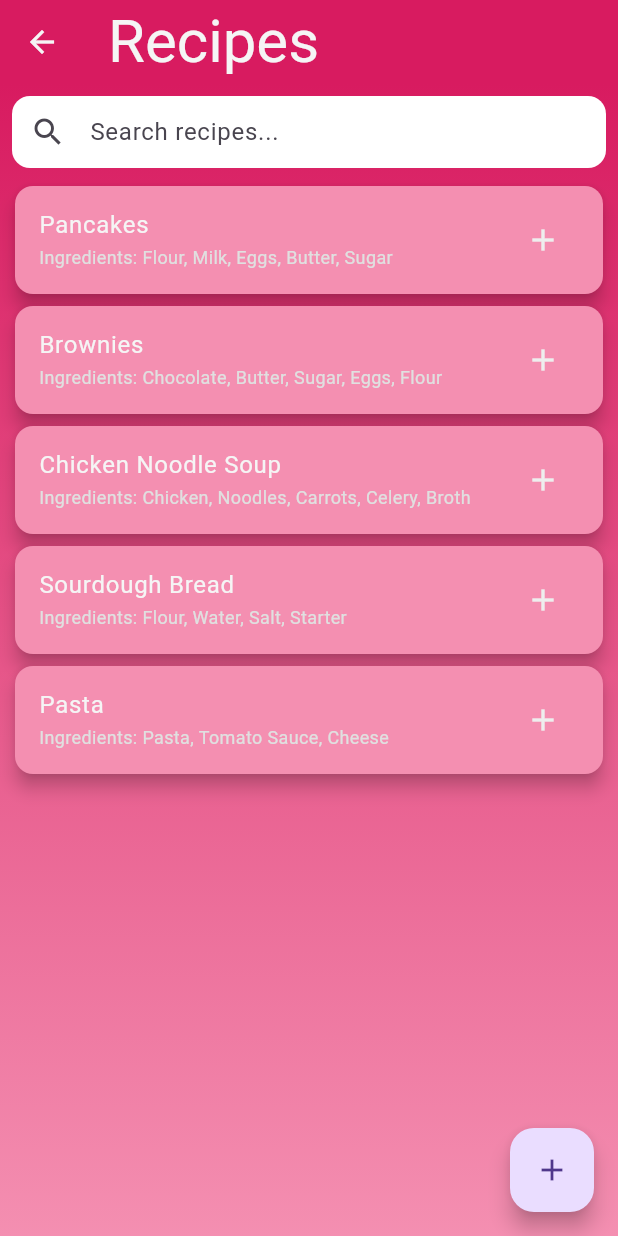
After one commit to Haimenar/grocery_list_helper, a Flutter app: the screen it shows after launch, after a tap on "Recipes", on a phone screen of 412 x 824 dp. The commit adds this screen. Run offline on Flutter 3.47's test engine with Material 3 defaults, Android fonts, the phone set to English and light mode, and no system bars.

Commit message:
Added recipe_list_screen.dart

```diff
--- a/lib/grocery_list_screen.dart
+++ b/lib/grocery_list_screen.dart
@@ -18,14 +18,6 @@ class GroceryListScreen extends StatelessWidget {
         iconTheme: IconThemeData(
           color: Colors.grey[100],
         ),
-        actions: const <Widget>[
-          // IconButton(
-          //   icon: (Icons.search),
-          //   onPressed: () {
-          //     // Implement search bar
-          //   },
-          // )
-        ],
       ),
       body: Container(
         decoration: BoxDecoration(
--- a/lib/main.dart
+++ b/lib/main.dart
@@ -1,5 +1,6 @@
 import 'package:flutter/material.dart';
 import 'grocery_list_screen.dart';
+import 'recipe_list_screen.dart';
 
 void main() {
   runApp(GroceryHelperMain());
@@ -14,7 +15,7 @@ class GroceryHelperMain extends StatelessWidget {
       home: Scaffold(
         appBar: AppBar(
           backgroundColor: Colors.pink[600],
-          elevation: 0,
+          elevation: 0.0,
           title: Text(
             "Grocery Helper",
             style: TextStyle(
@@ -54,7 +55,27 @@ class GroceryHelperMain extends StatelessWidget {
                   child: Column(
                     mainAxisAlignment: MainAxisAlignment.center,
                     children: <Widget>[
-                      Builder(
+                      GroceryListPreview(),
+                      const SizedBox(height: 17.0),
+                      RecipesPreview(),
+                    ],
+                  ),
+                ),
+              ],
+            ),
+          ),
+        ),
+      ),
+    );
+  }
+}
+
+class GroceryListPreview extends StatelessWidget {
+  GroceryListPreview({super.key});
+
+  @override
+  Widget build(BuildContext context) {
+    return Builder(
       builder: (context) {
         return InkWell(
           onTap: () {
@@ -77,7 +98,7 @@ class GroceryHelperMain extends StatelessWidget {
                 child: Align(
                   alignment: Alignment.topCenter,
                   child: Padding(
-                                      padding: const EdgeInsets.only(top: 8.0),
+                    padding: const EdgeInsets.only(top: 4.0),
                     child: Text(
                       "List",
                       style: TextStyle(
@@ -93,9 +114,27 @@ class GroceryHelperMain extends StatelessWidget {
           ),
         );
       },
+    );
+
+  }
+}
+
+class RecipesPreview extends StatelessWidget {
+  RecipesPreview({super.key});
+
+  @override
+  Widget build(BuildContext context) {
+    return InkWell(
+      onTap: () {
+        // Use this context that has access to a Navigator
+        Navigator.push(
+          context,
+          MaterialPageRoute(
+            builder: (context) => RecipeListScreen(),
           ),
-                      const SizedBox(height: 17.0),
-                      Card(
+        );
+      },
+      child: Card(
         elevation: 7.0,
         color: Colors.pink[100],
         child: Padding(
@@ -106,7 +145,7 @@ class GroceryHelperMain extends StatelessWidget {
             child: Align(
               alignment: Alignment.topCenter,
               child: Padding(
-                                padding: const EdgeInsets.only(top: 8.0),
+                padding: const EdgeInsets.only(top: 4.0),
                 child: Text(
                   "Recipes",
                   style: TextStyle(
@@ -120,14 +159,7 @@ class GroceryHelperMain extends StatelessWidget {
           ),
         ),
       ),
-                    ],
-                  ),
-                ),
-              ],
-            ),
-          ),
-        ),
-      ),
     );
+
   }
 }
--- /dev/null
+++ b/lib/recipe_list_screen.dart
@@ -0,0 +1,140 @@
+import 'package:flutter/material.dart';
+
+class RecipeListScreen extends StatefulWidget {
+  RecipeListScreen({super.key});
+
+  @override
+  _RecipeListScreenState createState() => _RecipeListScreenState();
+}
+
+class _RecipeListScreenState extends State<RecipeListScreen> {
+  final List<Map<String, List<String>>> mockRecipes = [
+    {"Pancakes": ["Flour", "Milk", "Eggs", "Butter", "Sugar"]},
+    {"Brownies": ["Chocolate", "Butter", "Sugar", "Eggs", "Flour"]},
+    {"Chicken Noodle Soup": ["Chicken", "Noodles", "Carrots", "Celery", "Broth"]},
+    {"Sourdough Bread": ["Flour", "Water", "Salt", "Starter"]},
+    {"Pasta": ["Pasta", "Tomato Sauce", "Cheese"]},
+  ];
+
+  String searchQuery = "";
+  List<Map<String, List<String>>> filteredRecipes = [];
+
+  @override
+  void initState() {
+    super.initState();
+    filteredRecipes = mockRecipes; // Initialize with all recipes
+  }
+
+  void _updateSearchQuery(String query) {
+    setState(() {
+      searchQuery = query;
+      filteredRecipes = mockRecipes
+          .where((recipe) =>
+          recipe.keys.first.toLowerCase().contains(searchQuery.toLowerCase()))
+          .toList();
+    });
+  }
+
+  @override
+  Widget build(BuildContext context) {
+    return Scaffold(
+      appBar: AppBar(
+        backgroundColor: Colors.pink[600],
+        title: Text(
+          "Recipes",
+          style: TextStyle(
+            fontSize: 40,
+            color: Colors.grey[100],
+          ),
+        ),
+        iconTheme: IconThemeData(
+          color: Colors.grey[100],
+        ),
+      ),
+      body: Container(
+        decoration: BoxDecoration(
+          gradient: LinearGradient(
+            colors: [
+              Colors.pink[600]!, // Dark pink at the top
+              Colors.pink[200]!, // Lighter pink at the bottom
+            ],
+            begin: Alignment.topCenter,
+            end: Alignment.bottomCenter,
+          ),
+        ),
+        child: Column(
+          children: [
+            // Search Bar
+            Padding(
+              padding: const EdgeInsets.all(8.0),
+              child: TextField(
+                onChanged: _updateSearchQuery,
+                decoration: InputDecoration(
+                  hintText: "Search recipes...",
+                  prefixIcon: const Icon(Icons.search),
+                  filled: true,
+                  fillColor: Colors.white,
+                  border: OutlineInputBorder(
+                    borderRadius: BorderRadius.circular(12.0),
+                    borderSide: BorderSide.none,
+                  ),
+                  contentPadding: const EdgeInsets.symmetric(vertical: 12.0),
+                ),
+              ),
+            ),
+            // Recipe List
+            Expanded(
+              child: ListView.builder(
+                itemCount: filteredRecipes.length,
+                itemBuilder: (context, index) {
+                  String recipeName = filteredRecipes[index].keys.first;
+                  List<String> ingredients = filteredRecipes[index][recipeName]!;
+
+                  return Card(
+                    color: Colors.pink[200],
+                    elevation: 5.0,
+                    shape: RoundedRectangleBorder(
+                      borderRadius: BorderRadius.circular(12),
+                    ),
+                    margin: const EdgeInsets.symmetric(horizontal: 10.0, vertical: 4.0),
+                    child: ListTile(
+                      contentPadding: const EdgeInsets.symmetric(horizontal: 16.0),
+                      title: Text(
+                        recipeName,
+                        style: TextStyle(
+                          color: Colors.grey[100],
+                          fontSize: 16,
+                        ),
+                      ),
+                      subtitle: Text(
+                        "Ingredients: ${ingredients.join(", ")}",
+                        style: TextStyle(
+                          color: Colors.grey[300],
+                          fontSize: 12,
+                        ),
+                      ),
+                      trailing: IconButton(
+                        icon: const Icon(Icons.add),
+                        color: Colors.grey[200],
+                        onPressed: () {
+                          // Implement interaction for this recipe
+                        },
+                      ),
+                    ),
+                  );
+                },
+              ),
+            ),
+          ],
+        ),
+      ),
+      floatingActionButton: FloatingActionButton(
+        onPressed: () {
+          // Implement later
+        },
+        tooltip: "Add New Recipe",
+        child: const Icon(Icons.add),
+      ),
+    );
+  }
+}
```
Lines whose indentation alone changed are shown as unchanged.
